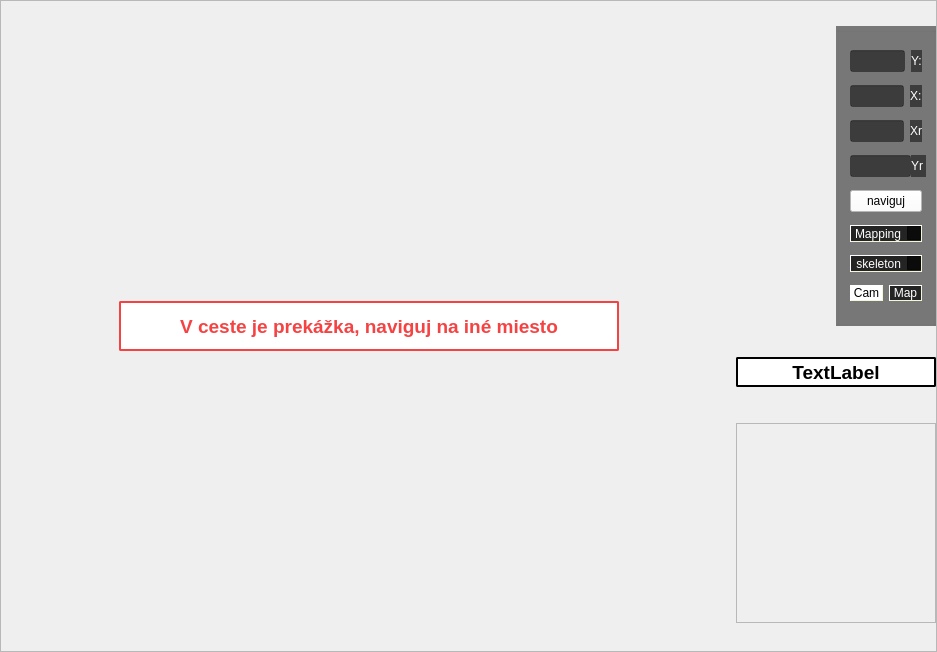
Above: esa_irobot_rmr/mainwindow.ui from AlexPoltak/Kobuki before the change. Below: the same form after it.
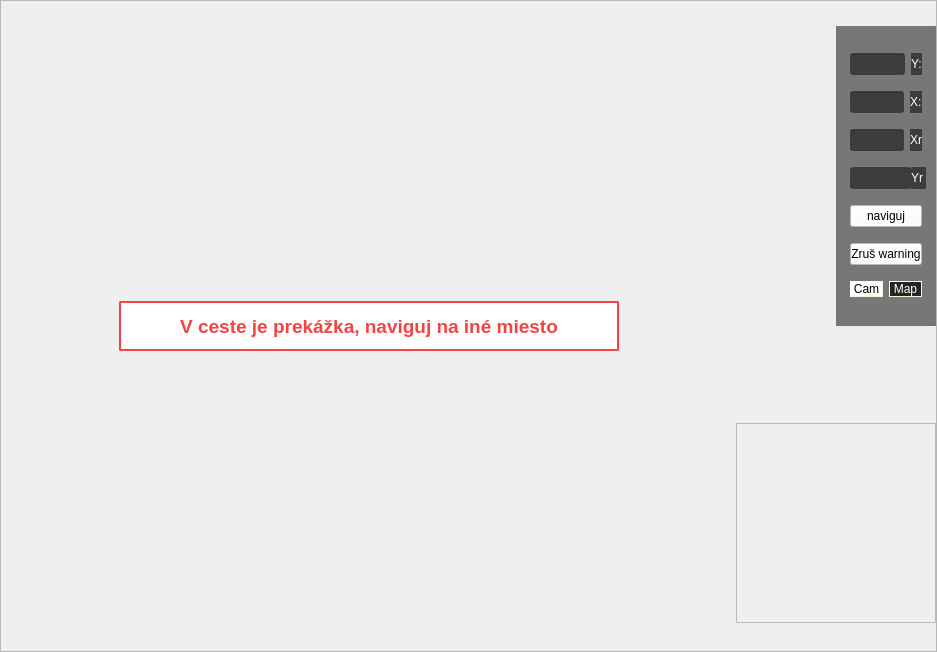
That is the form after the change.

```diff
--- a/esa_irobot_rmr/mainwindow.ui
+++ b/esa_irobot_rmr/mainwindow.ui
@@ -288,29 +288,13 @@
              </widget>
             </item>
             <item>
-             <widget class="QCheckBox" name="Mapping">
+             <widget class="QPushButton" name="cancelWarning">
               <property name="styleSheet">
-               <string notr="true">color: white; 
-background-color: rgba(0, 0, 0, 0.7);
- border-style: outset; border-width: 1px; 
-border-color: beige</string>
+               <string notr="true">background-color:white;
+color:black;</string>
               </property>
               <property name="text">
-               <string>Mapping</string>
-              </property>
-             </widget>
-            </item>
-            <item>
-             <widget class="QCheckBox" name="checkBox_skeleton">
-              <property name="styleSheet">
-               <string notr="true">color: white; 
-background-color: rgba(0, 0, 0, 0.7); 
-border-style: outset; 
-border-width: 1px; 
-border-color: beige</string>
-              </property>
-              <property name="text">
-               <string>skeleton</string>
+               <string>Zruš warning</string>
               </property>
              </widget>
             </item>
@@ -363,49 +347,6 @@
              <height>35</height>
             </size>
            </property>
-           <widget class="QLabel" name="skeletonText">
-            <property name="geometry">
-             <rect>
-              <x>0</x>
-              <y>0</y>
-              <width>200</width>
-              <height>30</height>
-             </rect>
-            </property>
-            <property name="minimumSize">
-             <size>
-              <width>200</width>
-              <height>30</height>
-             </size>
-            </property>
-            <property name="maximumSize">
-             <size>
-              <width>200</width>
-              <height>30</height>
-             </size>
-            </property>
-            <property name="font">
-             <font>
-              <pointsize>14</pointsize>
-              <bold>true</bold>
-             </font>
-            </property>
-            <property name="layoutDirection">
-             <enum>Qt::LeftToRight</enum>
-            </property>
-            <property name="styleSheet">
-             <string notr="true">color: #000;
-background-color: #FFF;
-border: 2px solid #000;
-border-radius: 2px;</string>
-            </property>
-            <property name="text">
-             <string>TextLabel</string>
-            </property>
-            <property name="alignment">
-             <set>Qt::AlignCenter</set>
-            </property>
-           </widget>
           </widget>
          </item>
          <item>
```
